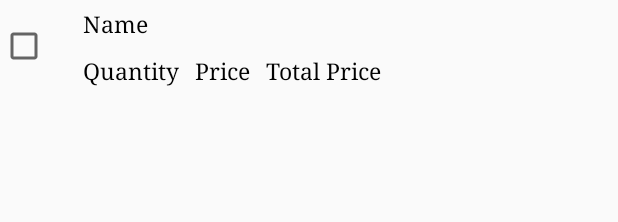
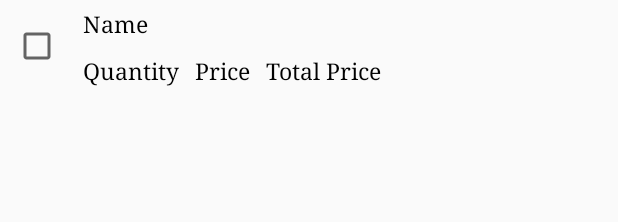
Before and after one commit to AnilWesley/CustomerData1, an Android app: the layout customlayout1.xml on its own in the app's theme, with its tools: preview values and no code run, on a phone screen of 412 x 824 dp. Shown: the top 222 px of the screen. Run offline under Robolectric (Android 15) with nearby library versions, the light colour scheme and no system bars.

Commit message:
fourth commit1

```diff
--- a/app/src/main/java/com/example/customerdata1/activity/MainActivity1.java
+++ b/app/src/main/java/com/example/customerdata1/activity/MainActivity1.java
@@ -378,8 +378,7 @@ public class MainActivity1 extends AppCompatActivity implements NameAdapter.OnIt
 
         BILL =  "\n"+
                 "   Name : "+Name+"\t\t"+"Date : "+currentDate+"\n\n" +
-                "   Number : "+Number+"\t\t"+"Time : "+currentTime+"\n\n"+
-                "   * ";
+                "   Number : "+Number+"\t\t"+"Time : "+currentTime+"\n";
 
         BILL = BILL + "--------------------------------------------------------------------------------\n";
         /*BILL = BILL + String.format("%1$-10s" , "Name");
--- a/app/src/main/res/layout/customlayout1.xml
+++ b/app/src/main/res/layout/customlayout1.xml
@@ -8,18 +8,28 @@
     android:orientation="horizontal">
 
 
+    <LinearLayout
+        android:layout_width="50dp"
+        android:layout_height="50dp"
+        android:layout_gravity="center"
+        android:gravity="center">
+
+        <CheckBox
+            android:id="@+id/checkbox"
+            android:layout_gravity="center"
+            android:gravity="center"
+            android:layout_width="wrap_content"
+            android:layout_height="wrap_content"/>
+
+    </LinearLayout>
 
 
-<CheckBox
-    android:id="@+id/checkbox"
-    android:layout_gravity="center"
-    android:gravity="center"
-    android:layout_width="50dp"
-    android:layout_height="50dp"/>
+
     <LinearLayout
         android:layout_width="match_parent"
         android:orientation="vertical"
         android:id="@+id/linear2"
+
         android:layout_height="wrap_content"
         tools:ignore="UselessParent">
 
```
